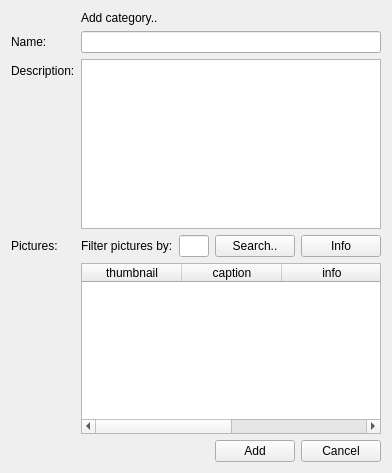
First picture: the form in qt/apps/configurator/forms/category_add.ui, repository Wolframe/qtClient, before the edit.
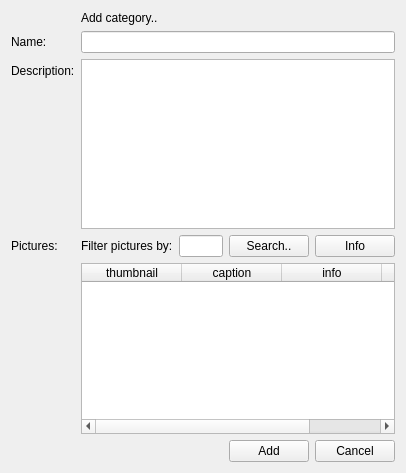
Second picture: the form after the edit. Icons and pictures are not drawn.

Commit message: configurator: add categories with picture modal window

Patch:
```diff
--- a/qt/apps/configurator/forms/category_add.ui
+++ b/qt/apps/configurator/forms/category_add.ui
@@ -6,13 +6,16 @@
    <rect>
     <x>0</x>
     <y>0</y>
-    <width>392</width>
+    <width>406</width>
     <height>473</height>
    </rect>
   </property>
   <property name="windowTitle">
    <string>Add category</string>
   </property>
+  <property name="autoFillBackground">
+   <bool>false</bool>
+  </property>
   <layout class="QFormLayout" name="formLayout">
    <property name="fieldGrowthPolicy">
     <enum>QFormLayout::AllNonFixedFieldsGrow</enum>
```
Left out of the diff: 48 changed lines with no effect on the pictures. The commit also changes 3 other files.
